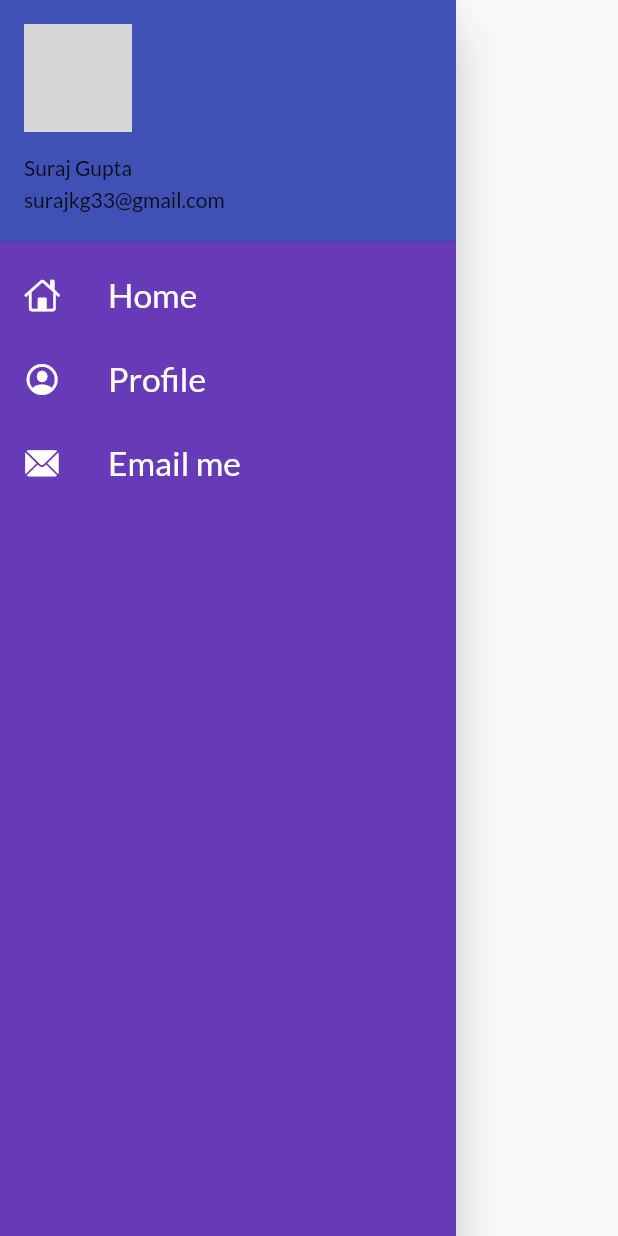
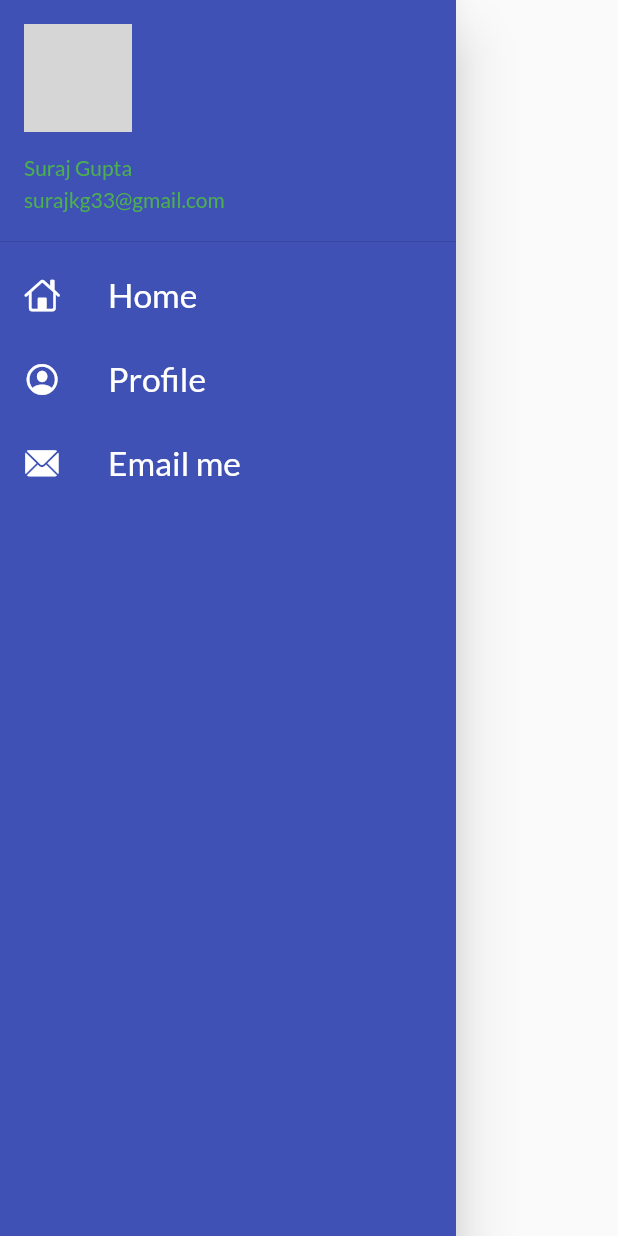
Before and after one commit to abracoder/30_days_of_flutter, a Flutter app: the MyDrawer widget shown alone on an empty page, opened directly, on a phone screen of 412 x 824 dp. Run offline on Flutter 3.47's test engine with Material 2 defaults, Android fonts, the phone set to English and light mode, and no system bars; our stand-ins replace google_fonts; network calls fail; grey boxes are pictures that could not be loaded.

Commit message:
day_9 c0mpleted

```diff
--- a/lib/widgets/drawer.dart
+++ b/lib/widgets/drawer.dart
@@ -10,7 +10,7 @@ class MyDrawer extends StatelessWidget {
         'https://scontent.fbwa2-1.fna.fbcdn.net/v/t39.30808-6/254644681_1589529191392106_4090418153351531666_n.jpg?_nc_cat=100&ccb=1-7&_nc_sid=09cbfe&_nc_ohc=vd7nZkLli1YAX8y7U5N&_nc_ht=scontent.fbwa2-1.fna&oh=00_AT8uN9E2Sd5lp648Xi2j4JF6IpTBVVyPReoy_LDt5xcvQA&oe=62BE10F7';
     return Drawer(
       child: Container(
-        color: Colors.deepPurple,
+        color: Colors.indigo,
         child: ListView(
           padding: EdgeInsets.zero,
           children: [
@@ -18,13 +18,19 @@ class MyDrawer extends StatelessWidget {
                 padding: EdgeInsets.zero,
                 child: UserAccountsDrawerHeader(
                   margin: EdgeInsets.zero,
-                  accountName: Text("Suraj Gupta"),
-                  accountEmail: Text("surajkg33@gmail.com"),
+                  accountName: const Text(
+                    "Suraj Gupta",
+                    style: TextStyle(color: Colors.green),
+                  ),
+                  accountEmail: const Text(
+                    "surajkg33@gmail.com",
+                    style: TextStyle(color: Colors.green),
+                  ),
                   currentAccountPicture: CircleAvatar(
                     backgroundImage: NetworkImage(imageUrl),
                   ),
                 )),
-            ListTile(
+            const ListTile(
               leading: Icon(
                 CupertinoIcons.home,
                 color: Colors.white,
@@ -37,7 +43,7 @@ class MyDrawer extends StatelessWidget {
                 ),
               ),
             ),
-            ListTile(
+            const ListTile(
               leading: Icon(
                 CupertinoIcons.profile_circled,
                 color: Colors.white,
@@ -50,7 +56,7 @@ class MyDrawer extends StatelessWidget {
                 ),
               ),
             ),
-            ListTile(
+            const ListTile(
               leading: Icon(
                 CupertinoIcons.envelope_fill,
                 color: Colors.white,
```
